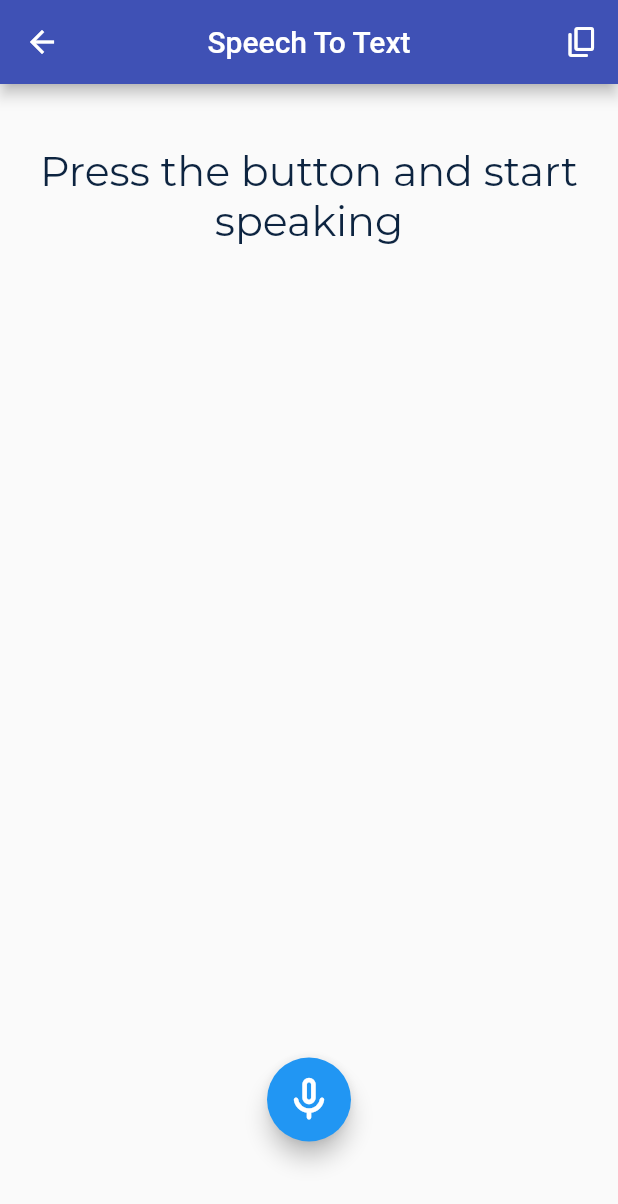
After one commit to janeeshaW/show_case_app_flutter, a Flutter app: the SpeechToTextHome screen opened directly, after a tap on the "mic none" icon, on a phone screen of 412 x 824 dp. The commit adds this screen. Shown: the top 1204 px of the screen. Run offline on Flutter 3.47's test engine with Material 2 defaults, Android fonts, the phone set to English and light mode, and no system bars; drawn by our look-alikes of avatar_glow; our stand-ins replace carousel_slider, flutter_zoom_drawer, google_fonts, sizer, speech_to_text; missing offline and left inert: clipboard, flutter_painter.

Commit message:
completed email sending feature using voice command

```diff
--- /dev/null
+++ b/lib/api/speech_api.dart
@@ -0,0 +1,24 @@
+import 'package:flutter/material.dart';
+
+import 'package:speech_to_text/speech_to_text.dart';
+
+class SpeechApi {
+  static final _speech = SpeechToText();
+
+  static Future<bool> toggleRecording({required Function(String text) onResult, required ValueChanged<bool> onListening  }) async {
+
+    if(_speech.isListening){
+      _speech.stop();
+      return true;
+    }
+    final isAvailable = await _speech.initialize(
+      onStatus: (status) => onListening(_speech.isListening),
+      onError: (e) => print("Error: $e"),
+    );
+
+    if(isAvailable){
+      _speech.listen(onResult: (value) =>  onResult(value.recognizedWords));
+    }
+    return isAvailable;
+}
+}
--- /dev/null
+++ b/lib/models/voice_commands.dart
@@ -0,0 +1,45 @@
+import 'package:flutter/material.dart';
+import 'package:url_launcher/url_launcher.dart';
+
+class Commands {
+
+  static const email = "write email";
+  static const browser1 = "open";
+  static const browser2 = "go to";
+
+  static final all = [email, browser1, browser2];
+}
+
+class Utils {
+  static void scanText(String rawText){
+    final text = rawText.toLowerCase();
+
+    if (text.contains(Commands.email)){
+      final body = _getTextAfterCommand(text, Commands.email);
+      openEmail(body: body);
+    }
+
+  }
+  static String _getTextAfterCommand(String text, String command ){
+     final indexCommand = text.indexOf(command);
+     final indexAfter = indexCommand + command.length;
+
+     if (indexCommand == -1){
+       return "";
+     } else {
+       return text.substring(indexAfter).trim();
+     }
+  }
+
+  static Future openEmail ({required String body}) async {
+    final url = "mailto: ?body=${Uri.encodeFull(body)}";
+    await _launchUrl (url);
+
+}
+  static Future _launchUrl (String url) async {
+    if(await canLaunch(url)){
+      await launch(url);
+    }
+  }
+
+}
--- a/lib/resources/string_values.dart
+++ b/lib/resources/string_values.dart
@@ -13,4 +13,5 @@ class StringValues {
   static const lblAnimatedBottomNavigation = "ANIMATED BOTTOM NAVIGATION";
   static const lblScrollBottomNavigation = "SCROLL BOTTOM NAVIGATION";
   static const lblFancyBottomNavigation = "FANCY BOTTOM NAVIGATION";
+  static const lblVoiceIntegration = "VOICE INTEGRATION";
 }
--- /dev/null
+++ b/lib/ui/speech_to_text/speech_to_text_home.dart
@@ -0,0 +1,77 @@
+import 'package:flutter/material.dart';
+import 'package:sizer/sizer.dart';
+
+import '../../api/speech_api.dart';
+import '../../models/voice_commands.dart';
+import '../../resources/app_colors.dart';
+import '../../resources/styles.dart';
+import 'package:avatar_glow/avatar_glow.dart';
+import 'package:clipboard/clipboard.dart';
+
+class SpeechToTextHome extends StatefulWidget {
+  const SpeechToTextHome({Key? key}) : super(key: key);
+
+  @override
+  State<SpeechToTextHome> createState() => _SpeechToTextHomeState();
+}
+
+class _SpeechToTextHomeState extends State<SpeechToTextHome> {
+
+  String text = "Press the button and start speaking";
+  bool isListening = false;
+
+  @override
+  Widget build(BuildContext context) {
+    return Scaffold(
+      appBar: AppBar(
+        actions: [
+          Builder(
+            builder: (context) {
+              return IconButton(onPressed: () async{
+                FlutterClipboard.copy(text);
+                Scaffold.of(context).showSnackBar(const SnackBar(content: Text("Copied to clipboard")));
+              },
+                  icon: const Icon(Icons.content_copy_rounded));
+            }
+          )
+        ],
+        centerTitle: true,
+        backgroundColor: Colors.indigo,
+        title: const Text("Speech To Text"),
+      ),
+      body: SingleChildScrollView(
+        reverse: true,
+          child: Center(child:
+          Padding(
+            padding: EdgeInsets.only(left: 2.h,right: 2.h,top: 5.h,bottom: 150),
+            child: Text(text,
+              textAlign: TextAlign.center,
+              style: Styles.normalTextStyle(20.sp, AppColors.primaryColor),),
+          ))),
+      floatingActionButtonLocation: FloatingActionButtonLocation.centerFloat,
+      floatingActionButton: AvatarGlow(
+        animate: isListening,
+        glowColor: Theme.of(context).primaryColor,
+        endRadius: 75,
+        child: FloatingActionButton(
+          onPressed: () {
+            toggleRecording();
+          },
+        child: Icon(isListening?Icons.mic :Icons.mic_none_rounded, size: 35,),),
+      ),
+    );
+  }
+  Future toggleRecording() => SpeechApi.toggleRecording(
+      onResult: (text) => setState(()=>this.text = text),
+      onListening: (bool isListening) {
+        setState(() {
+          this.isListening = isListening;
+        });
+        if(!isListening){
+          Future.delayed(const Duration(milliseconds: 1000), () {
+            Utils.scanText(text);
+          });
+
+        }
+      });
+}
--- a/lib/widgets/custom_grid_view.dart
+++ b/lib/widgets/custom_grid_view.dart
@@ -104,6 +104,9 @@ class CustomGridView extends StatelessWidget {
       case StringValues.lblFancyBottomNavigation:
         url = ImagesRepo.windScreen;
         break;
+      case StringValues.lblVoiceIntegration:
+        url = ImagesRepo.windScreen;
+        break;
       // case StringValues.lbl_tile_infringements:
       //   url = ImagesRepo.infringements;
       //   break;
--- a/pubspec.yaml
+++ b/pubspec.yaml
@@ -42,6 +42,9 @@ dependencies:
   flutter_zoom_drawer: 2.1.1
   phosphor_flutter:
   speech_to_text: ^5.6.1
+  avatar_glow: ^2.0.2
+  clipboard: ^0.1.3
+  url_launcher: ^6.1.7
 
 dev_dependencies:
   flutter_test:
```
Also changed, not shown: lib/ui/home_page.dart (+8 -1 lines), pubspec.lock, 6 other files.
